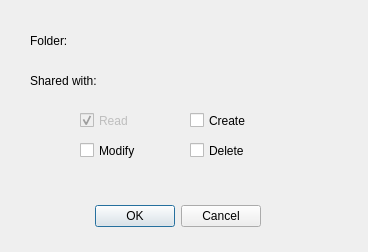
Old version of the form pCloud/changepermissionsdialog.ui in the repository pcloudcom/pfs-gui.
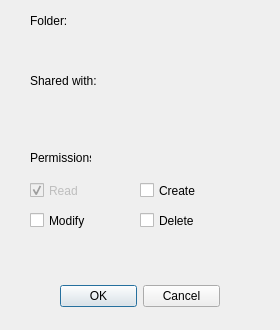
New version of the form.

```diff
--- a/pCloud/changepermissionsdialog.ui
+++ b/pCloud/changepermissionsdialog.ui
@@ -6,8 +6,8 @@
    <rect>
     <x>0</x>
     <y>0</y>
-    <width>368</width>
-    <height>252</height>
+    <width>280</width>
+    <height>330</height>
    </rect>
   </property>
   <property name="windowTitle">
@@ -16,9 +16,9 @@
   <widget class="QDialogButtonBox" name="buttonBox">
    <property name="geometry">
     <rect>
-     <x>90</x>
-     <y>200</y>
-     <width>171</width>
+     <x>60</x>
+     <y>280</y>
+     <width>160</width>
      <height>32</height>
     </rect>
    </property>
@@ -32,8 +32,8 @@
   <widget class="QCheckBox" name="permDelete">
    <property name="geometry">
     <rect>
-     <x>190</x>
-     <y>140</y>
+     <x>140</x>
+     <y>210</y>
      <width>79</width>
      <height>21</height>
     </rect>
@@ -45,8 +45,8 @@
   <widget class="QCheckBox" name="permModify">
    <property name="geometry">
     <rect>
-     <x>80</x>
-     <y>140</y>
+     <x>30</x>
+     <y>210</y>
      <width>79</width>
      <height>21</height>
     </rect>
@@ -61,8 +61,8 @@
    </property>
    <property name="geometry">
     <rect>
-     <x>80</x>
-     <y>110</y>
+     <x>30</x>
+     <y>180</y>
      <width>79</width>
      <height>21</height>
     </rect>
@@ -80,8 +80,8 @@
   <widget class="QCheckBox" name="permCreate">
    <property name="geometry">
     <rect>
-     <x>190</x>
-     <y>110</y>
+     <x>140</x>
+     <y>180</y>
      <width>79</width>
      <height>21</height>
     </rect>
@@ -94,7 +94,7 @@
    <property name="geometry">
     <rect>
      <x>30</x>
-     <y>30</y>
+     <y>10</y>
      <width>71</width>
      <height>21</height>
     </rect>
@@ -106,10 +106,10 @@
   <widget class="QLabel" name="foldername">
    <property name="geometry">
     <rect>
-     <x>110</x>
+     <x>30</x>
      <y>30</y>
-     <width>241</width>
-     <height>21</height>
+     <width>220</width>
+     <height>30</height>
     </rect>
    </property>
    <property name="text">
@@ -132,16 +132,29 @@
   <widget class="QLabel" name="sharedwith">
    <property name="geometry">
     <rect>
-     <x>110</x>
-     <y>70</y>
-     <width>231</width>
-     <height>21</height>
+     <x>30</x>
+     <y>100</y>
+     <width>220</width>
+     <height>30</height>
     </rect>
    </property>
    <property name="text">
     <string/>
    </property>
   </widget>
+  <widget class="QLabel" name="label_2">
+   <property name="geometry">
+    <rect>
+     <x>30</x>
+     <y>150</y>
+     <width>61</width>
+     <height>16</height>
+    </rect>
+   </property>
+   <property name="text">
+    <string>Permissions:</string>
+   </property>
+  </widget>
  </widget>
  <resources/>
  <connections>
```
